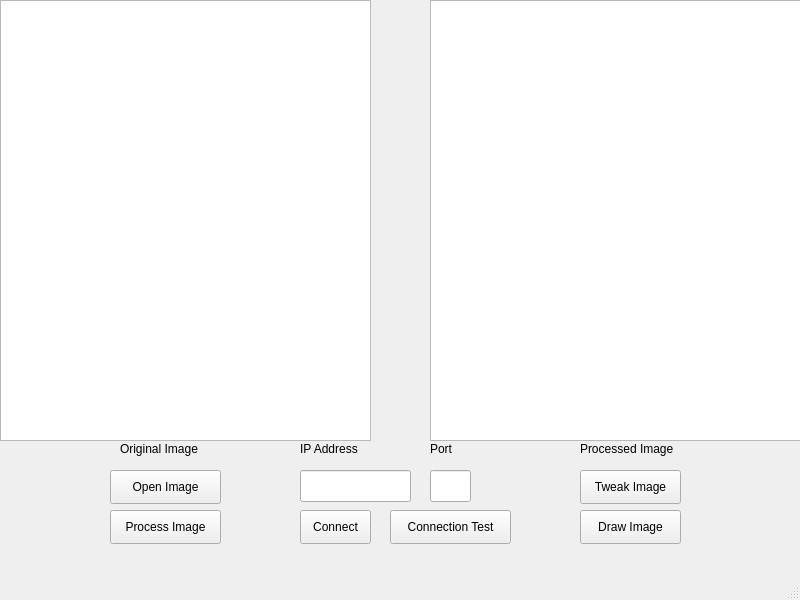
The window that gui.ui (Senior-Design-Robot/rpi-pc-software) describes before a commit, drawn with Qt 5.
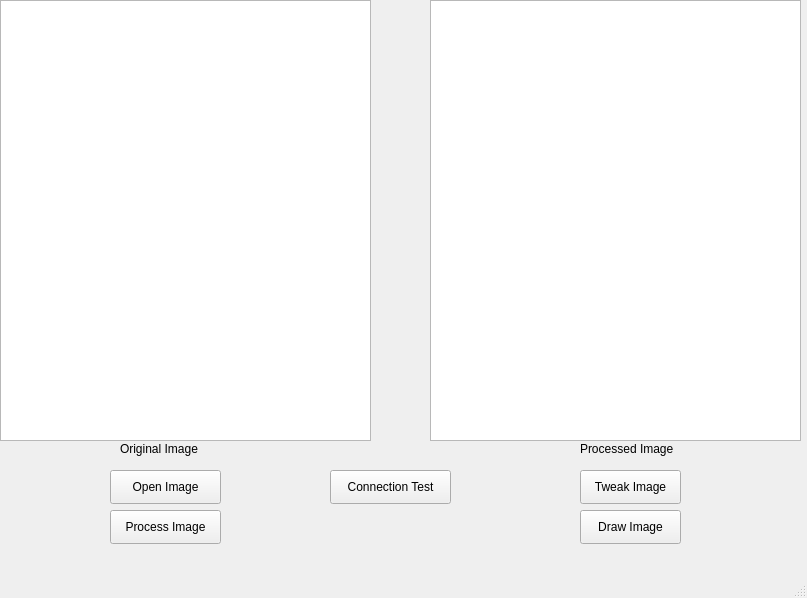
The same window after the commit. Custom widgets are drawn as their Qt base class.

```diff
--- a/gui.ui
+++ b/gui.ui
@@ -6,74 +6,19 @@
    <rect>
     <x>0</x>
     <y>0</y>
-    <width>800</width>
-    <height>600</height>
+    <width>807</width>
+    <height>598</height>
    </rect>
   </property>
   <property name="windowTitle">
    <string>MainWindow</string>
   </property>
   <widget class="QWidget" name="centralwidget">
-   <widget class="KLineEdit" name="klineedit">
+   <widget class="QPushButton" name="cTestButton">
     <property name="geometry">
      <rect>
-      <x>300</x>
+      <x>330</x>
       <y>470</y>
-      <width>111</width>
-      <height>32</height>
-     </rect>
-    </property>
-    <property name="text">
-     <string/>
-    </property>
-    <property name="maxLength">
-     <number>20</number>
-    </property>
-   </widget>
-   <widget class="KLineEdit" name="klineedit_5">
-    <property name="geometry">
-     <rect>
-      <x>430</x>
-      <y>470</y>
-      <width>41</width>
-      <height>32</height>
-     </rect>
-    </property>
-    <property name="maxLength">
-     <number>3</number>
-    </property>
-   </widget>
-   <widget class="QLabel" name="label">
-    <property name="geometry">
-     <rect>
-      <x>300</x>
-      <y>440</y>
-      <width>71</width>
-      <height>18</height>
-     </rect>
-    </property>
-    <property name="text">
-     <string>IP Address</string>
-    </property>
-   </widget>
-   <widget class="QLabel" name="label_2">
-    <property name="geometry">
-     <rect>
-      <x>430</x>
-      <y>440</y>
-      <width>31</width>
-      <height>18</height>
-     </rect>
-    </property>
-    <property name="text">
-     <string>Port</string>
-    </property>
-   </widget>
-   <widget class="QPushButton" name="pushButton">
-    <property name="geometry">
-     <rect>
-      <x>390</x>
-      <y>510</y>
       <width>121</width>
       <height>34</height>
      </rect>
@@ -180,20 +125,8 @@
      <string>Draw Image</string>
     </property>
    </widget>
-   <widget class="QPushButton" name="pushButton_6">
-    <property name="geometry">
-     <rect>
-      <x>300</x>
-      <y>510</y>
-      <width>71</width>
-      <height>34</height>
-     </rect>
-    </property>
-    <property name="text">
-     <string>Connect</string>
-    </property>
-   </widget>
   </widget>
+  <widget class="QStatusBar" name="statusbar"/>
   <widget class="QMenuBar" name="menubar">
    <property name="geometry">
     <rect>
@@ -204,15 +137,7 @@
     </rect>
    </property>
   </widget>
-  <widget class="QStatusBar" name="statusbar"/>
  </widget>
- <customwidgets>
-  <customwidget>
-   <class>KLineEdit</class>
-   <extends>QLineEdit</extends>
-   <header>klineedit.h</header>
-  </customwidget>
- </customwidgets>
  <resources/>
  <connections/>
 </ui>
```
Left out of the diff: 14 changed lines with no effect on the pictures.
